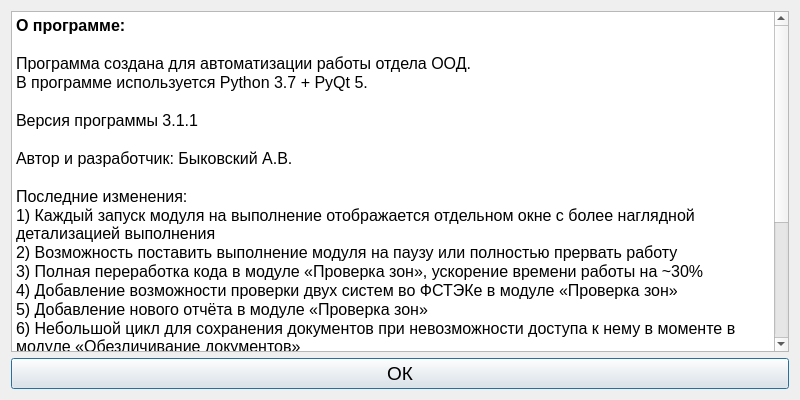
This is designer/about.ui in ant1cus/Project_OOD as Qt 5 draws it before an edit. The edited form follows.
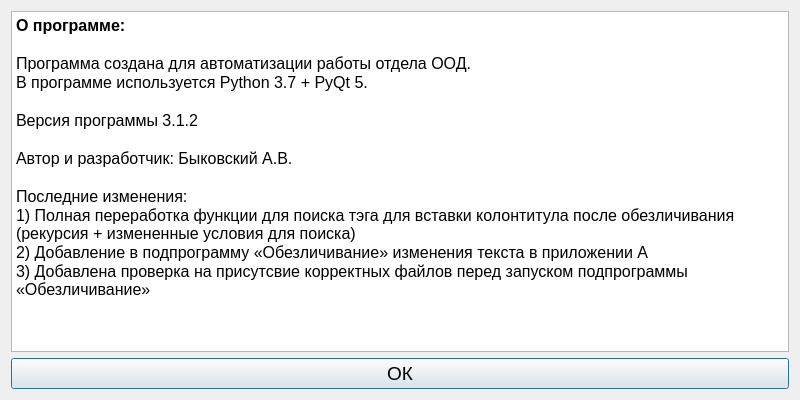
This is the edited form.

```diff
--- a/designer/about.ui
+++ b/designer/about.ui
@@ -47,25 +47,14 @@
 &lt;p style=&quot; margin-top:0px; margin-bottom:0px; margin-left:0px; margin-right:0px; -qt-block-indent:0; text-indent:0px;&quot;&gt;&lt;span style=&quot; font-size:12pt;&quot;&gt;Программа создана для автоматизации работы отдела ООД.&lt;/span&gt;&lt;/p&gt;
 &lt;p style=&quot; margin-top:0px; margin-bottom:0px; margin-left:0px; margin-right:0px; -qt-block-indent:0; text-indent:0px;&quot;&gt;&lt;span style=&quot; font-size:12pt;&quot;&gt;В программе используется Python 3.7 + PyQt 5.&lt;/span&gt;&lt;/p&gt;
 &lt;p style=&quot;-qt-paragraph-type:empty; margin-top:0px; margin-bottom:0px; margin-left:0px; margin-right:0px; -qt-block-indent:0; text-indent:0px; font-size:12pt;&quot;&gt;&lt;br /&gt;&lt;/p&gt;
-&lt;p style=&quot; margin-top:0px; margin-bottom:0px; margin-left:0px; margin-right:0px; -qt-block-indent:0; text-indent:0px;&quot;&gt;&lt;span style=&quot; font-size:12pt;&quot;&gt;Версия программы 3.1.1&lt;/span&gt;&lt;/p&gt;
+&lt;p style=&quot; margin-top:0px; margin-bottom:0px; margin-left:0px; margin-right:0px; -qt-block-indent:0; text-indent:0px;&quot;&gt;&lt;span style=&quot; font-size:12pt;&quot;&gt;Версия программы 3.1.2&lt;/span&gt;&lt;/p&gt;
 &lt;p style=&quot;-qt-paragraph-type:empty; margin-top:0px; margin-bottom:0px; margin-left:0px; margin-right:0px; -qt-block-indent:0; text-indent:0px; font-size:12pt;&quot;&gt;&lt;br /&gt;&lt;/p&gt;
 &lt;p style=&quot; margin-top:0px; margin-bottom:0px; margin-left:0px; margin-right:0px; -qt-block-indent:0; text-indent:0px;&quot;&gt;&lt;span style=&quot; font-size:12pt;&quot;&gt;Автор и разработчик: Быковский А.В.&lt;/span&gt;&lt;/p&gt;
 &lt;p style=&quot;-qt-paragraph-type:empty; margin-top:0px; margin-bottom:0px; margin-left:0px; margin-right:0px; -qt-block-indent:0; text-indent:0px; font-size:12pt;&quot;&gt;&lt;br /&gt;&lt;/p&gt;
 &lt;p style=&quot; margin-top:0px; margin-bottom:0px; margin-left:0px; margin-right:0px; -qt-block-indent:0; text-indent:0px;&quot;&gt;&lt;span style=&quot; font-size:12pt;&quot;&gt;Последние изменения:&lt;/span&gt;&lt;/p&gt;
-&lt;p style=&quot; margin-top:0px; margin-bottom:0px; margin-left:0px; margin-right:0px; -qt-block-indent:0; text-indent:0px;&quot;&gt;&lt;span style=&quot; font-size:12pt;&quot;&gt;1) Каждый запуск модуля на выполнение отображается отдельном окне с более наглядной детализацией выполнения&lt;/span&gt;&lt;/p&gt;
-&lt;p style=&quot; margin-top:0px; margin-bottom:0px; margin-left:0px; margin-right:0px; -qt-block-indent:0; text-indent:0px;&quot;&gt;&lt;span style=&quot; font-size:12pt;&quot;&gt;2) Возможность поставить выполнение модуля на паузу или полностью прервать работу&lt;/span&gt;&lt;/p&gt;
-&lt;p style=&quot; margin-top:0px; margin-bottom:0px; margin-left:0px; margin-right:0px; -qt-block-indent:0; text-indent:0px;&quot;&gt;&lt;span style=&quot; font-size:12pt;&quot;&gt;3) Полная переработка кода в модуле «Проверка зон», ускорение времени работы на ~30%&lt;/span&gt;&lt;/p&gt;
-&lt;p style=&quot; margin-top:0px; margin-bottom:0px; margin-left:0px; margin-right:0px; -qt-block-indent:0; text-indent:0px;&quot;&gt;&lt;span style=&quot; font-size:12pt;&quot;&gt;4) Добавление возможности проверки двух систем во ФСТЭКе в модуле «Проверка зон»&lt;/span&gt;&lt;/p&gt;
-&lt;p style=&quot; margin-top:0px; margin-bottom:0px; margin-left:0px; margin-right:0px; -qt-block-indent:0; text-indent:0px;&quot;&gt;&lt;span style=&quot; font-size:12pt;&quot;&gt;5) Добавление нового отчёта в модуле «Проверка зон»&lt;/span&gt;&lt;/p&gt;
-&lt;p style=&quot; margin-top:0px; margin-bottom:0px; margin-left:0px; margin-right:0px; -qt-block-indent:0; text-indent:0px;&quot;&gt;&lt;span style=&quot; font-size:12pt;&quot;&gt;6) Небольшой цикл для сохранения документов при невозможности доступа к нему в моменте в модуле «Обезличивание документов»&lt;/span&gt;&lt;/p&gt;
-&lt;p style=&quot; margin-top:0px; margin-bottom:0px; margin-left:0px; margin-right:0px; -qt-block-indent:0; text-indent:0px;&quot;&gt;&lt;span style=&quot; font-size:12pt;&quot;&gt;7) Корректное удаление, редактирование и вставка колонтитулов при разном оформлении в модуле «Обезличивание документов»&lt;/span&gt;&lt;/p&gt;
-&lt;p style=&quot; margin-top:0px; margin-bottom:0px; margin-left:0px; margin-right:0px; -qt-block-indent:0; text-indent:0px;&quot;&gt;&lt;span style=&quot; font-size:12pt;&quot;&gt;8) Добавление опции переименования директора в модуль «Обезличивание документов»&lt;/span&gt;&lt;/p&gt;
-&lt;p style=&quot; margin-top:0px; margin-bottom:0px; margin-left:0px; margin-right:0px; -qt-block-indent:0; text-indent:0px;&quot;&gt;&lt;span style=&quot; font-size:12pt;&quot;&gt;9) Показ окна «О программе» при запуске новой версии для обзора изменений&lt;/span&gt;&lt;/p&gt;
-&lt;p style=&quot; margin-top:0px; margin-bottom:0px; margin-left:0px; margin-right:0px; -qt-block-indent:0; text-indent:0px;&quot;&gt;&lt;span style=&quot; font-size:12pt;&quot;&gt;10) Изменение структуры логов. Под каждый модуль отдельные логи.&lt;/span&gt;&lt;/p&gt;
-&lt;p style=&quot; margin-top:0px; margin-bottom:0px; margin-left:0px; margin-right:0px; -qt-block-indent:0; text-indent:0px;&quot;&gt;&lt;span style=&quot; font-size:12pt;&quot;&gt;11) Запуск нескольких независимых модулей для выполнения с помощью разделения потоков, запись логов с разных потоков без перемешивания&lt;/span&gt;&lt;/p&gt;
-&lt;p style=&quot; margin-top:0px; margin-bottom:0px; margin-left:0px; margin-right:0px; -qt-block-indent:0; text-indent:0px;&quot;&gt;&lt;span style=&quot; font-size:12pt;&quot;&gt;12) Новые иконки&lt;/span&gt;&lt;/p&gt;
-&lt;p style=&quot; margin-top:0px; margin-bottom:0px; margin-left:0px; margin-right:0px; -qt-block-indent:0; text-indent:0px;&quot;&gt;&lt;span style=&quot; font-size:12pt;&quot;&gt;13) Косметические правки подмодулей ВЧО и ВЧН&lt;/span&gt;&lt;/p&gt;
-&lt;p style=&quot; margin-top:0px; margin-bottom:0px; margin-left:0px; margin-right:0px; -qt-block-indent:0; text-indent:0px;&quot;&gt;&lt;span style=&quot; font-size:12pt;&quot;&gt;14) Правка мелких багов&lt;/span&gt;&lt;/p&gt;&lt;/body&gt;&lt;/html&gt;</string>
+&lt;p style=&quot; margin-top:0px; margin-bottom:0px; margin-left:0px; margin-right:0px; -qt-block-indent:0; text-indent:0px;&quot;&gt;&lt;span style=&quot; font-size:12pt;&quot;&gt;1) Полная переработка функции для поиска тэга для вставки колонтитула после обезличивания (рекурсия + измененные условия для поиска)&lt;/span&gt;&lt;/p&gt;
+&lt;p style=&quot; margin-top:0px; margin-bottom:0px; margin-left:0px; margin-right:0px; -qt-block-indent:0; text-indent:0px;&quot;&gt;&lt;span style=&quot; font-size:12pt;&quot;&gt;2) Добавление в подпрограмму «Обезличивание» изменения текста в приложении А&lt;/span&gt;&lt;/p&gt;
+&lt;p style=&quot; margin-top:0px; margin-bottom:0px; margin-left:0px; margin-right:0px; -qt-block-indent:0; text-indent:0px;&quot;&gt;&lt;span style=&quot; font-size:12pt;&quot;&gt;3) Добавлена проверка на присутсвие корректных файлов перед запуском подпрограммы «Обезличивание»&lt;/span&gt;&lt;/p&gt;&lt;/body&gt;&lt;/html&gt;</string>
      </property>
     </widget>
    </item>
```
